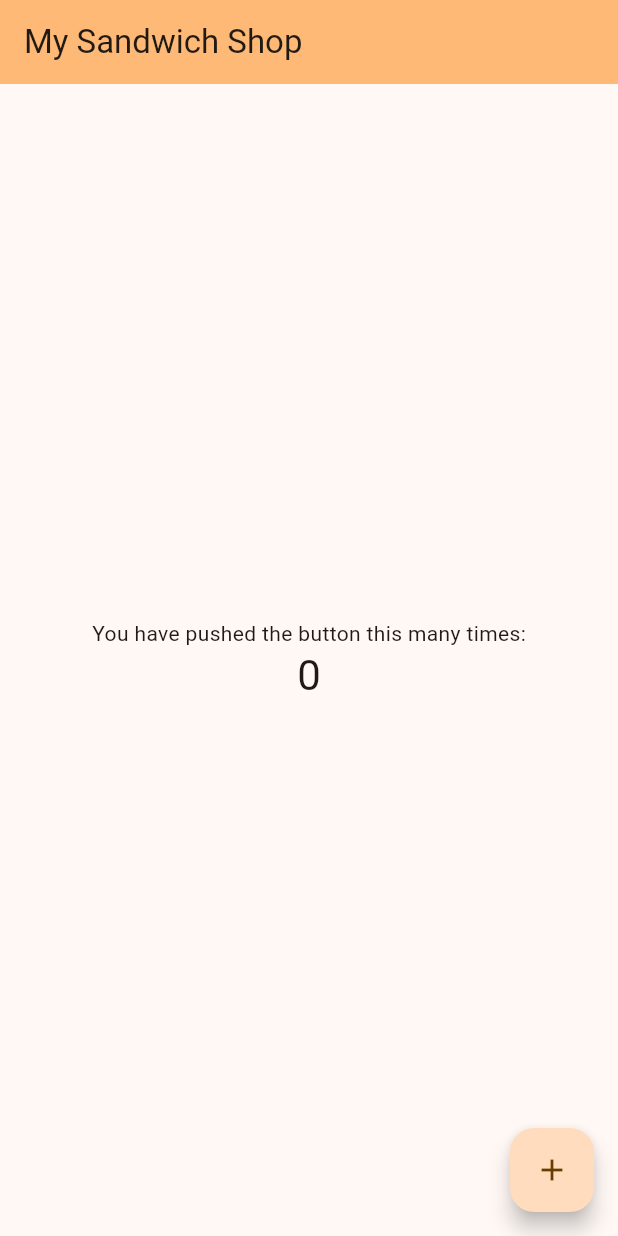
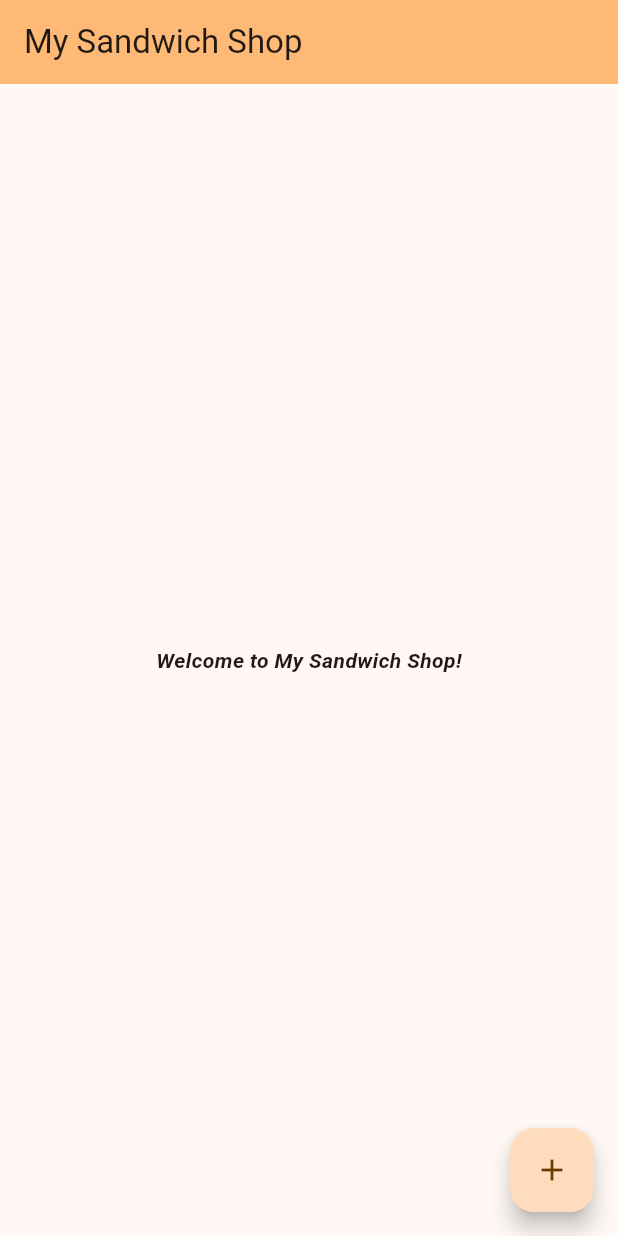
Before and after one commit to lz-05/sandwich_shop, a Flutter app: the screen it shows after launch, on a phone screen of 412 x 824 dp. Run offline on Flutter 3.47's test engine with Material 3 defaults, Android fonts, the phone set to English and light mode, and no system bars.

Commit message:
Display Welcome Message

```diff
--- a/lib/main.dart
+++ b/lib/main.dart
@@ -104,10 +104,11 @@ class _MyHomePageState extends State<MyHomePage> {
           // wireframe for each widget.
           mainAxisAlignment: MainAxisAlignment.center,
           children: <Widget>[
-            const Text('You have pushed the button this many times:'),
             Text(
-              '$_counter',
-              style: Theme.of(context).textTheme.headlineMedium,
+              'Welcome to My Sandwich Shop!',
+              style: TextStyle(
+                fontWeight: FontWeight.bold,
+                fontStyle: FontStyle.italic),
             ),
           ],
         ),
```
